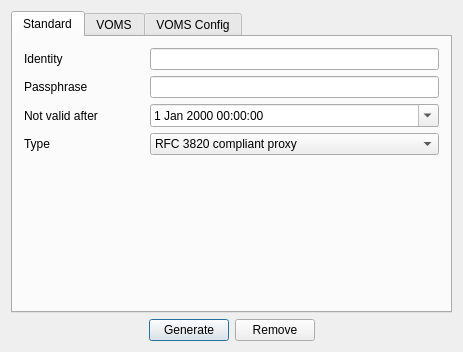
Qt form src/common/proxywindow.ui (jonaslindemann/arc-gui-clients) before a commit.
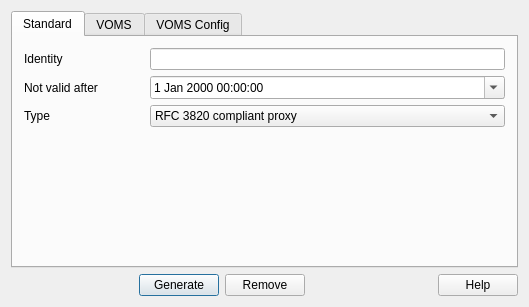
The same form after that commit. The open tabs and pages were chosen to show the change.

```diff
--- a/src/common/proxywindow.ui
+++ b/src/common/proxywindow.ui
@@ -9,8 +9,8 @@
    <rect>
     <x>0</x>
     <y>0</y>
-    <width>463</width>
-    <height>352</height>
+    <width>529</width>
+    <height>307</height>
    </rect>
   </property>
   <property name="sizePolicy">
@@ -22,15 +22,15 @@
   <property name="windowTitle">
    <string>Generate Proxy</string>
   </property>
-  <layout class="QVBoxLayout" name="verticalLayout_3">
+  <layout class="QVBoxLayout" name="verticalLayout">
    <item>
-    <layout class="QVBoxLayout" name="verticalLayout">
+    <layout class="QHBoxLayout" name="horizontalLayout_9">
      <item>
       <widget class="QTabWidget" name="tabWidget">
        <property name="sizePolicy">
         <sizepolicy hsizetype="Preferred" vsizetype="Preferred">
          <horstretch>0</horstretch>
-         <verstretch>1</verstretch>
+         <verstretch>20</verstretch>
         </sizepolicy>
        </property>
        <property name="currentIndex">
@@ -71,30 +71,6 @@
            </item>
           </layout>
          </item>
-         <item>
-          <layout class="QHBoxLayout" name="horizontalLayout_2">
-           <item>
-            <widget class="QLabel" name="passphraseLabel">
-             <property name="minimumSize">
-              <size>
-               <width>120</width>
-               <height>0</height>
-              </size>
-             </property>
-             <property name="text">
-              <string>Passphrase</string>
-             </property>
-            </widget>
-           </item>
-           <item>
-            <widget class="QLineEdit" name="passphraseText">
-             <property name="echoMode">
-              <enum>QLineEdit::Password</enum>
-             </property>
-            </widget>
-           </item>
-          </layout>
-         </item>
          <item>
           <layout class="QHBoxLayout" name="horizontalLayout_3">
            <item>
@@ -193,7 +169,7 @@
         <attribute name="title">
          <string>VOMS</string>
         </attribute>
-        <layout class="QVBoxLayout" name="verticalLayout_5">
+        <layout class="QVBoxLayout" name="verticalLayout_3">
          <item>
           <layout class="QVBoxLayout" name="verticalLayout_4" stretch="0,0,0">
            <property name="sizeConstraint">
@@ -421,6 +397,13 @@
        </property>
       </spacer>
      </item>
+     <item>
+      <widget class="QPushButton" name="helpButton">
+       <property name="text">
+        <string>Help</string>
+       </property>
+      </widget>
+     </item>
     </layout>
    </item>
   </layout>
```
Left out of the diff: 12 changed lines with no effect on the pictures.
